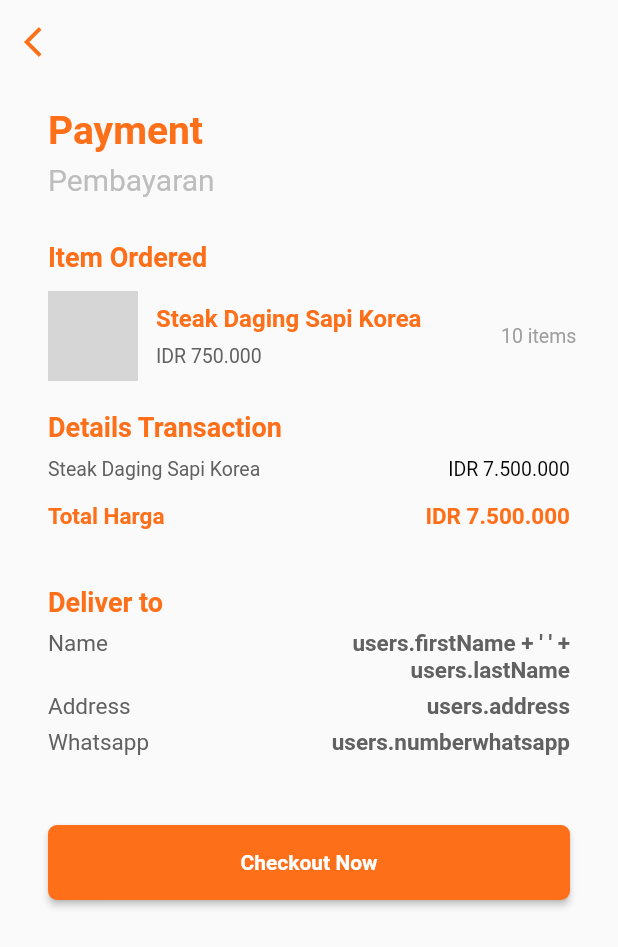
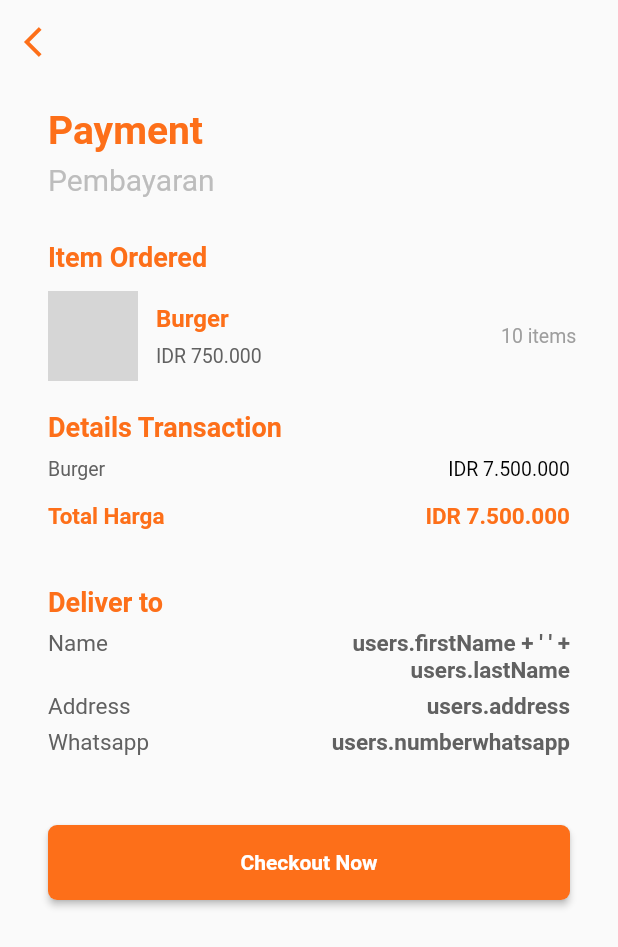
Before and after one commit to renol767/mobile-caffe-both-twennty, a Flutter app: the PaymentPage screen opened directly with sample values from the repository, on a phone screen of 412 x 824 dp. Shown: the top 947 px of the screen. Run offline on Flutter 3.47's test engine with Material 2 defaults, Android fonts, the phone set to English and light mode, and no system bars; our stand-ins replace bloc, bottom_navy_bar, equatable, firebase_auth, firebase_core, flutter_bloc and 9 more; accounts and stored records are empty; network calls fail; grey boxes are pictures that could not be loaded.

Commit message:
Food Not Dummy again But API

```diff
--- a/lib/models/food_model.dart
+++ b/lib/models/food_model.dart
@@ -1,13 +1,13 @@
 import 'package:equatable/equatable.dart';
 
 class Food extends Equatable {
-  final int id;
+  final dynamic id;
   final String picturePath;
   final String name;
   final String description;
   final String ingredients;
-  final int price;
-  final double rate;
+  final dynamic price;
+  final dynamic rate;
 
   Food({
     this.id,
@@ -18,6 +18,17 @@ class Food extends Equatable {
     this.price,
     this.rate,
   });
+
+  factory Food.fromJson(Map<String, dynamic> jsonData) => Food(
+        id: jsonData['id'],
+        name: jsonData["name"],
+        description: jsonData["description"],
+        ingredients: jsonData["ingredients"],
+        price: int.parse(jsonData["price"]),
+        rate: double.parse(jsonData["rate"]),
+        picturePath: jsonData["picturePath"],
+      );
+
   @override
   List<Object> get props =>
       [id, picturePath, name, description, ingredients, price, rate];
@@ -27,10 +38,10 @@ List<Food> mockFoods = [
   Food(
     id: 1,
     picturePath:
-        "https://i.pinimg.com/736x/06/7b/28/067b2879e5c9c42ec669bf639c3fbffc.jpg",
-    name: "Sate Sayur Sultan",
+        "https://www.masakapahariini.com/wp-content/uploads/2019/01/nasi-goreng-jawa-500x300.jpg",
+    name: "Nasi Goreng",
     description:
-        "Sate Sayur Sultan adalah menu sate vegan paling terkenal di Bandung. Sate ini dibuat dari berbagai macam bahan bermutu tinggi. Semua bahan ditanam dengan menggunakan teknologi masa kini sehingga memiliki nutrisi yang kaya.",
+        "Lorem ipsum, atau ringkasnya lipsum, adalah teks standar yang ditempatkan untuk mendemostrasikan elemen grafis atau presentasi visual seperti font, tipografi, dan tata letak.",
     ingredients: "Bawang Merah, Paprika, Bawang Bombay, Timun",
     price: 150000,
     rate: 4.2,
@@ -38,10 +49,10 @@ List<Food> mockFoods = [
   Food(
       id: 2,
       picturePath:
-          "https://cdns.klimg.com/dream.co.id/resources/news/2020/04/06/133546/bikin-steak-di-rumah-pastikan-bumbunya-meresap-2004066.jpg",
-      name: "Steak Daging Sapi Korea",
+          "https://www.rukita.co/stories/wp-content/uploads/2020/02/byurger.jpg",
+      name: "Burger",
       description:
-          "Daging sapi Korea adalah jenis sapi paling premium di Korea. Namun, untuk menikmatinya Anda tidak perlu jauh-jauh ke Korea Selatan. Steak Sapi Korea Oppa Bandung ini sudah terkenal di seluruh Indonesia dan sudah memiliki lebih dari 2 juta cabang.",
+          "Lorem ipsum, atau ringkasnya lipsum, adalah teks standar yang ditempatkan untuk mendemostrasikan elemen grafis atau presentasi visual seperti font, tipografi, dan tata letak.",
       ingredients: "Daging Sapi Korea, Garam, Lada Hitam",
       price: 750000,
       rate: 4.5),
@@ -51,7 +62,7 @@ List<Food> mockFoods = [
           "https://i1.wp.com/varminz.com/wp-content/uploads/2019/12/mexican-chopped-salad3.jpg?fit=843%2C843&ssl=1",
       name: "Mexican Chopped Salad",
       description:
-          "Salad ala mexico yang kaya akan serat dan vitamin. Seluruh bahan diambil dari Mexico sehingga akan memiliki cita rasa yang original.",
+          "Lorem ipsum, atau ringkasnya lipsum, adalah teks standar yang ditempatkan untuk mendemostrasikan elemen grafis atau presentasi visual seperti font, tipografi, dan tata letak.",
       ingredients: "Jagung, Selada, Tomat Ceri, Keju, Wortel",
       price: 105900,
       rate: 3.9),
@@ -71,7 +82,7 @@ List<Food> mockFoods = [
           "https://cmxpv89733.i.lithium.com/t5/image/serverpage/image-id/478345i84598AB4FEB454CB/image-size/large?v=1.0&px=999",
       name: "Korean Raw Beef Tartare",
       description:
-          "Daging sapi Korea cincang yang disajikan mentah dan disiram saus spesial dengan toping kuning telur dan taburan biji wijen.",
+          "Lorem ipsum, atau ringkasnya lipsum, adalah teks standar yang ditempatkan untuk mendemostrasikan elemen grafis atau presentasi visual seperti font, tipografi, dan tata letak.",
       ingredients: "Daging Sapi Korea, Telur, Biji Wijen",
       price: 350000,
       rate: 3.4)
--- a/lib/page/check_user.dart
+++ b/lib/page/check_user.dart
@@ -45,7 +45,7 @@ class _CheckUserState extends State<CheckUser> {
   Future<CheckUser> getUser() async {
     final token = "0a66838fcbd880483b9af2c91c6cef9e";
     final url =
-        "http://192.168.1.6/caffe-booth-twenty/api/infodata?uid=$uid&Token=$token";
+        "http://192.168.1.14/caffe-booth-twenty/api/infodata?uid=$uid&Token=$token";
     final response = await http.get(url);
     if (response.statusCode == 200) {
       Navigator.push(context, MaterialPageRoute(builder: (context) => Home()));
--- a/lib/page/info_login.dart
+++ b/lib/page/info_login.dart
@@ -26,7 +26,7 @@ class _InfoUserState extends State<InfoUser> {
       String numberphone,
       String numberwhatsapp,
       String Token) async {
-    final String apiURL = "http://192.168.1.6/caffe-booth-twenty/api/infodata";
+    final String apiURL = "http://192.168.1.14/caffe-booth-twenty/api/infodata";
     final response = await http.post(apiURL, body: {
       "uid": uid,
       "first_name": firstname,
--- a/lib/page/page_dashboard/menu.dart
+++ b/lib/page/page_dashboard/menu.dart
@@ -68,7 +68,7 @@ class _MenuState extends State<Menu> {
                           children: state.foods
                               .map((e) => Padding(
                                     padding: EdgeInsets.only(
-                                        left: (e == mockFoods.first) ? 16 : 0,
+                                        left: (e == state.foods.first) ? 16 : 0,
                                         right: 16),
                                     child: GestureDetector(
                                         onTap: () {
--- a/lib/page/page_dashboard/menu/payment_page.dart
+++ b/lib/page/page_dashboard/menu/payment_page.dart
@@ -313,7 +313,7 @@ class _PaymentPageState extends State<PaymentPage> {
                                   ),
                                 ),
                                 Text(
-                                  "users.address",
+                                  'users.address',
                                   style: TextStyle(
                                       fontSize: 15,
                                       color: Colors.grey.shade700,
--- a/lib/page/page_dashboard/profile/update_profil.dart
+++ b/lib/page/page_dashboard/profile/update_profil.dart
@@ -81,7 +81,7 @@ class _UpdateProfileState extends State<UpdateProfile> {
       String numberphone,
       String numberwhatsapp,
       String Token) async {
-    final String apiURL = "http://192.168.1.6/caffe-booth-twenty/api/infodata";
+    final String apiURL = "http://192.168.1.14/caffe-booth-twenty/api/infodata";
     final response = await http.put(apiURL, body: {
       "uid": uid,
       "first_name": firstname,
--- a/lib/services/user_services.dart
+++ b/lib/services/user_services.dart
@@ -7,7 +7,7 @@ class UserService {
     final token = "0a66838fcbd880483b9af2c91c6cef9e";
     return http
         .get(
-            "http://192.168.1.6/caffe-booth-twenty/api/infodata?uid=$uid&Token=$token")
+            "http://192.168.1.14/caffe-booth-twenty/api/infodata?uid=$uid&Token=$token")
         .then((data) {
       if (data.statusCode == 200) {
         final jsonData = json.decode(data.body);
```
Also changed, not shown: lib/cubit/food_cubit.dart (+1 -6 lines), lib/services/food_services.dart (+14 -4 lines), 1 other file.
